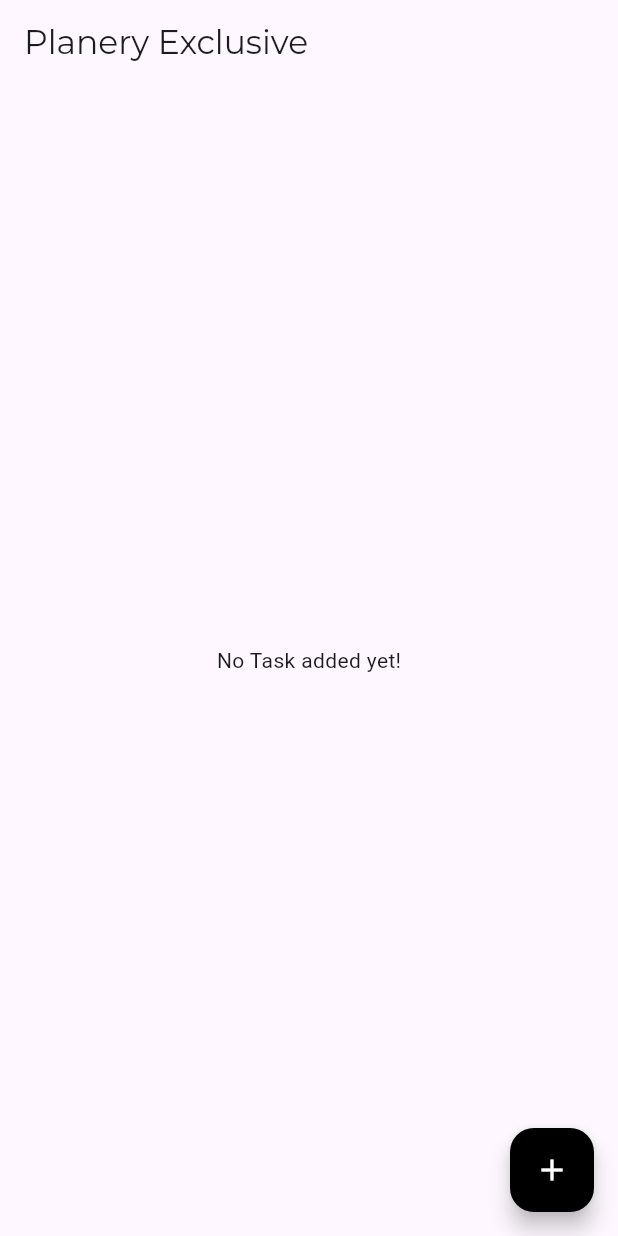
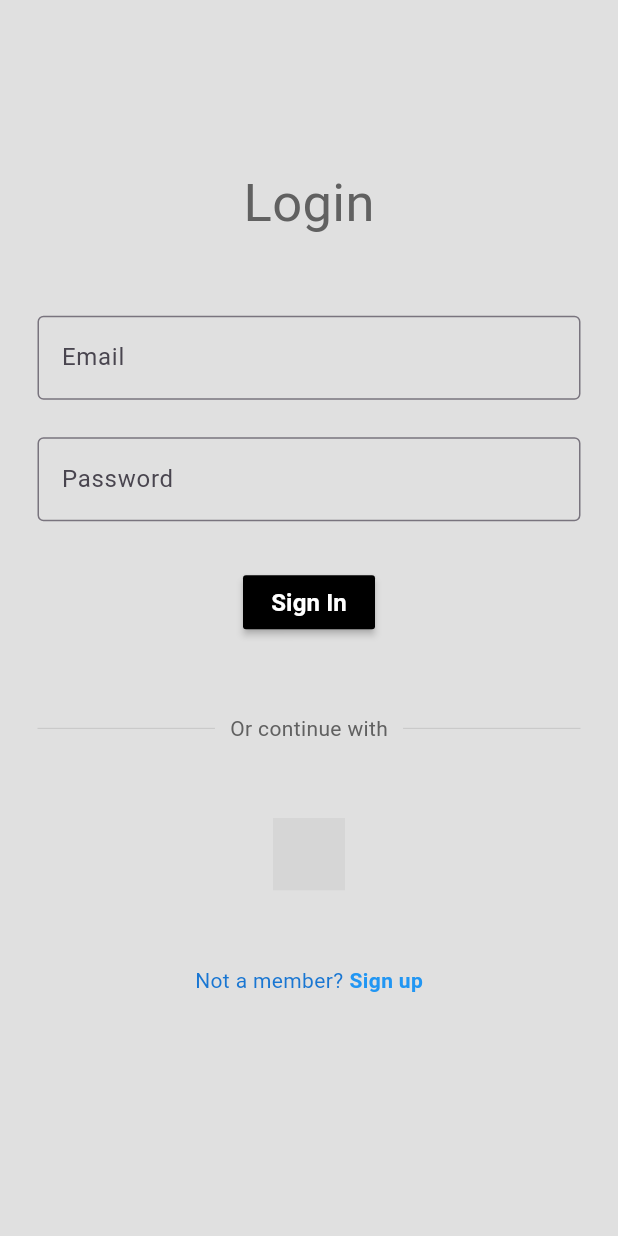
Before and after one commit to Thanakrit-Sittipornrattanamanee/flutter_application_1, a Flutter app: the screen it shows after launch, on a phone screen of 412 x 824 dp. Run offline on Flutter 3.47's test engine with Material 3 defaults, Android fonts, the phone set to English and light mode, and no system bars; statements that could not run were skipped; grey boxes are pictures that could not be loaded.

Commit message:
Login_signup_test

```diff
--- a/lib/main.dart
+++ b/lib/main.dart
@@ -1,20 +1,17 @@
 import 'package:flutter/material.dart';
-import './screens/home_screen.dart';
-
-
+import 'package:flutter_application_1/screen/login_page.dart';
 
 void main() {
-  runApp( MyApp());
+  runApp(const MyApp());
 }
 
 class MyApp extends StatelessWidget {
+  const MyApp({super.key});
 
+  // This widget is the root of your application.
   @override
   Widget build(BuildContext context) {
     return MaterialApp(
-      debugShowCheckedModeBanner: false,
-     home: HomeScreen(),
-
-    );
+        title: 'Flutter Demo', theme: ThemeData(), home: LoginPage());
   }
 }
--- /dev/null
+++ b/lib/screen/login_page.dart
@@ -0,0 +1,145 @@
+import 'package:flutter/material.dart';
+import 'package:flutter_application_1/screen/square_tile.dart';
+
+import 'register.dart';
+
+class LoginPage extends StatelessWidget {
+  const LoginPage({Key? key});
+
+  @override
+  Widget build(BuildContext context) {
+    return Scaffold(
+      backgroundColor: Colors.grey[300],
+      body: Column(
+        mainAxisAlignment: MainAxisAlignment.center,
+        crossAxisAlignment: CrossAxisAlignment.center,
+        children: [
+          Text(
+            'Login',
+            style: TextStyle(
+              color: Colors.grey[700],
+              fontSize: 35,
+            ),
+          ),
+          Padding(
+            padding: const EdgeInsets.symmetric(vertical: 50),
+            child: Form(
+              child: Column(
+                children: [
+                  Padding(
+                    padding: const EdgeInsets.symmetric(horizontal: 25),
+                    child: TextFormField(
+                      keyboardType: TextInputType.emailAddress,
+                      decoration: InputDecoration(
+                        labelText: 'Email',
+                        hintText: 'Enter email',
+                        border: OutlineInputBorder(),
+                      ),
+                      onChanged: (String value) {},
+                      validator: (value) {
+                        return value!.isEmpty ? 'Please enter email' : null;
+                      },
+                    ),
+                  ),
+                  SizedBox(height: 25),
+                  Padding(
+                    padding: const EdgeInsets.symmetric(horizontal: 25),
+                    child: TextFormField(
+                      obscureText: true,
+                      keyboardType: TextInputType.visiblePassword,
+                      decoration: InputDecoration(
+                        labelText: 'Password',
+                        hintText: 'Enter password',
+                        border: OutlineInputBorder(),
+                      ),
+                      onChanged: (String value) {},
+                      validator: (value) {
+                        return value!.isEmpty ? 'Please enter password' : null;
+                      },
+                    ),
+                  ),
+                  SizedBox(height: 30),
+                  Padding(
+                    padding: const EdgeInsets.symmetric(horizontal: 25),
+                    child: MaterialButton(
+                      onPressed: () {},
+                      color: Colors.black,
+                      child: Text(
+                        'Sign In',
+                        style: TextStyle(
+                          color: Colors.white,
+                          fontWeight: FontWeight.bold,
+                          fontSize: 16,
+                        ),
+                      ),
+                    ),
+                  ),
+                  SizedBox(height: 50),
+                  Padding(
+                    padding: const EdgeInsets.symmetric(horizontal: 25),
+                    child: Row(
+                      children: [
+                        Expanded(
+                          child: Divider(
+                            thickness: 0.5,
+                            color: Colors.grey[400],
+                          ),
+                        ),
+                        Padding(
+                          padding: const EdgeInsets.symmetric(horizontal: 10.0),
+                          child: Text(
+                            'Or continue with',
+                            style: TextStyle(color: Colors.grey[700]),
+                          ),
+                        ),
+                        Expanded(
+                          child: Divider(
+                            thickness: 0.5,
+                            color: Colors.grey[400],
+                          ),
+                        ),
+                      ],
+                    ),
+                  ),
+                  SizedBox(height: 50),
+                  Row(
+                    mainAxisAlignment: MainAxisAlignment.center,
+                    children: const [
+                      SquareTile(imagePath: 'assets/image/2504739.png'),
+                    ],
+                  ),
+                  SizedBox(height: 50),
+                  Row(
+                    mainAxisAlignment: MainAxisAlignment.center,
+                    children: [
+                      Text(
+                        'Not a member?',
+                        style: TextStyle(color: Colors.blue[700]),
+                      ),
+                      SizedBox(width: 4),
+                      GestureDetector(
+                        onTap: () {
+                          Navigator.push(context,
+                              MaterialPageRoute(builder: (context) {
+                            return RegisterPage();
+                          }));
+                        },
+                        child: Text(
+                          'Sign up',
+                          style: TextStyle(
+                            color: Colors.blue,
+                            fontWeight: FontWeight.bold,
+                          ),
+                        ),
+                      ),
+                    ],
+                  ),
+                ],
+              ),
+            ),
+          ),
+        ],
+      ),
+    );
+  }
+}
--- a/pubspec.yaml
+++ b/pubspec.yaml
@@ -58,6 +58,9 @@ flutter:
   # included with your application, so that you can use the icons in
   # the material Icons class.
   uses-material-design: true
+  asset:
+     - assets/image/
+
 
   # To add assets to your application, add an assets section, like this:
   # assets:
```
Also changed, not shown: lib/screen/home_screen.dart (added, +72 -0 lines), lib/screen/register.dart (added, +99 -0 lines), lib/screen/sqaure_tile.dart (added, +26 -0 lines), lib/screens/home_screen.dart (deleted, +0 -72 lines), assets/image/2504739.png (added).
